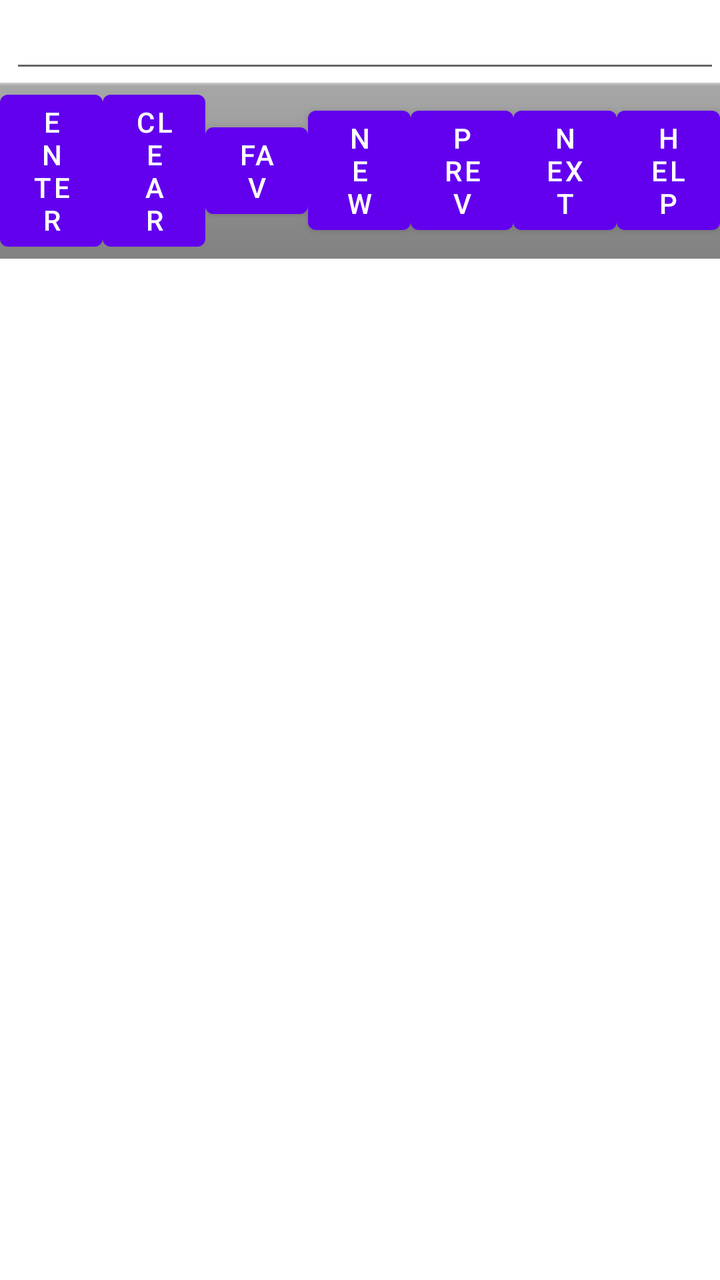
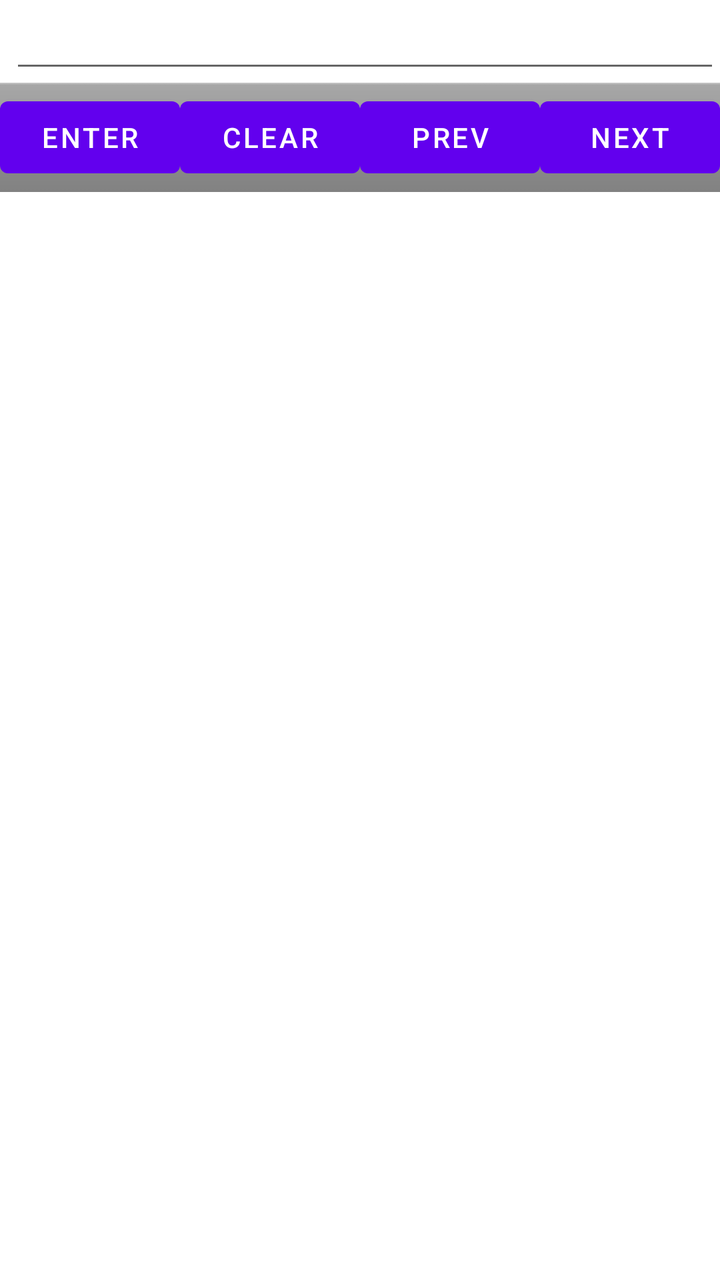

Two renders of the same Android screen: before a commit and after it. Below are the layout's source before the change and the commit's diff.
<!-- AndroidManifest.xml: fallback theme Theme.MaterialComponents.DayNight.NoActionBar -->
<!-- res/layout/main.xml -->
<?xml version="1.0" encoding="utf-8"?>
<ScrollView 
    xmlns:android="http://schemas.android.com/apk/res/android"
    android:id="@+id/scrollViewMain"
    android:layout_width="fill_parent"
    android:layout_height="fill_parent"
    android:fillViewport="true">
  <LinearLayout 
      xmlns:android="http://schemas.android.com/apk/res/android"
      android:id="@+id/paridroidInput"
      android:orientation="vertical"
      android:layout_width="fill_parent"
      android:layout_height="fill_parent" >
    <AutoCompleteTextView 
	android:id="@+id/inputText"
	android:layout_width="fill_parent"
	android:layout_height="wrap_content"
	android:scrollbars="vertical"
	android:layout_marginLeft="5dp">
    </AutoCompleteTextView>
    <LinearLayout 
	android:layout_width="fill_parent"
	android:layout_height="wrap_content"
	android:background="@android:drawable/bottom_bar"
	android:gravity="center_vertical">
      <Button 
	  android:id="@+id/enterButton"
	  android:layout_width="0dip"
	  android:layout_height="wrap_content"
	  android:layout_weight="1.0"
	  android:text="Enter"/>
      <Button
	  android:id="@+id/clearButton"
	  android:layout_width="0dip"
	  android:layout_height="wrap_content"
	  android:layout_weight="1.0"
	  android:text="Clear"/>
      <Button 
	  android:id="@+id/favButton"
	  android:layout_width="0dip"
	  android:layout_height="wrap_content"
	  android:layout_weight="1.0"
	  android:text="Fav"/>
      <Button 
	  android:id="@+id/objButton"
	  android:layout_width="0dip"
	  android:layout_height="wrap_content"
	  android:layout_weight="1.0"
	  android:text="New"/>
      <Button
	  android:id="@+id/prevButton"
	  android:layout_width="0dip"
	  android:layout_height="wrap_content"
	  android:layout_weight="1.0"
	  android:text="Prev"/>
      <Button 
	  android:id="@+id/nextButton"
	  android:layout_width="0dip"
	  android:layout_height="wrap_content"
	  android:layout_weight="1.0"
	  android:text="Next"/>
      <Button 
	  android:id="@+id/helpButton"
	  android:layout_width="0dip"
	  android:layout_height="wrap_content"
	  android:layout_weight="1.0"
	  android:text="Help"/>
    </LinearLayout>
    <ListView
	android:id="@+id/historyList"
	android:layout_width="fill_parent"
	android:layout_height="fill_parent"/>
  </LinearLayout>
</ScrollView>
<!-- resources referenced by this layout -->
<resources>

</resources>

<!-- the commit's change to res/layout/main.xml (unified diff, before → after) -->
@@ -35,18 +35,6 @@
 	  android:layout_height="wrap_content"
 	  android:layout_weight="1.0"
 	  android:text="Clear"/>
-      <Button 
-	  android:id="@+id/favButton"
-	  android:layout_width="0dip"
-	  android:layout_height="wrap_content"
-	  android:layout_weight="1.0"
-	  android:text="Fav"/>
-      <Button 
-	  android:id="@+id/objButton"
-	  android:layout_width="0dip"
-	  android:layout_height="wrap_content"
-	  android:layout_weight="1.0"
-	  android:text="New"/>
       <Button
 	  android:id="@+id/prevButton"
 	  android:layout_width="0dip"
@@ -59,12 +47,6 @@
 	  android:layout_height="wrap_content"
 	  android:layout_weight="1.0"
 	  android:text="Next"/>
-      <Button 
-	  android:id="@+id/helpButton"
-	  android:layout_width="0dip"
-	  android:layout_height="wrap_content"
-	  android:layout_weight="1.0"
-	  android:text="Help"/>
     </LinearLayout>
     <ListView
 	android:id="@+id/historyList"
